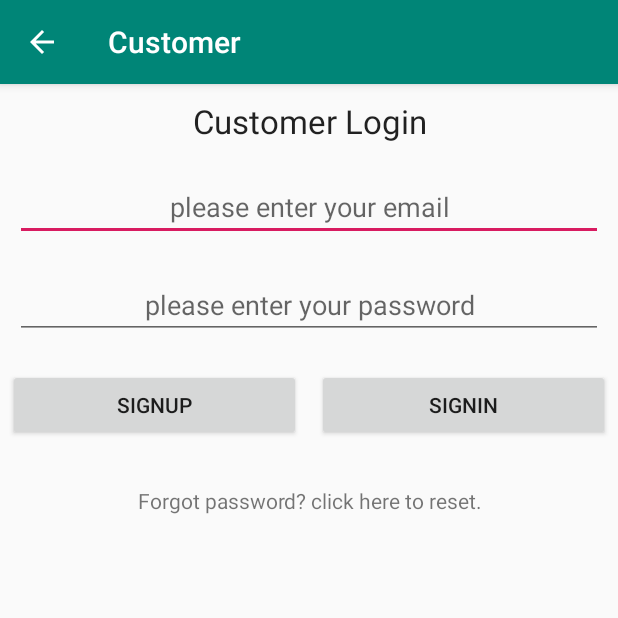
After one commit to nyabara/Towing, an Android app: the CustomerLoginActivity screen opened directly, with no data from a screen before it, on a phone screen of 412 x 824 dp, the top half of it. The commit adds this screen. Run offline under Robolectric (Android 15) with nearby library versions, the phone set to English and light mode, and no system bars; our stand-ins replace Firebase (no records; nobody signed in at launch, a user with empty details on screens opened directly).

Commit message:
firebase Authentication

```diff
--- a/app/src/main/AndroidManifest.xml
+++ b/app/src/main/AndroidManifest.xml
@@ -9,6 +9,10 @@
         android:roundIcon="@mipmap/ic_launcher_round"
         android:supportsRtl="true"
         android:theme="@style/AppTheme">
+        <activity android:name=".CustomerLoginActivity"
+            android:parentActivityName=".MainActivity">
+
+        </activity>
         <activity android:name=".MainActivity">
             <intent-filter>
                 <action android:name="android.intent.action.MAIN" />
--- /dev/null
+++ b/app/src/main/java/com/example/towing/CustomerLoginActivity.java
@@ -0,0 +1,161 @@
+package com.example.towing;
+
+import androidx.annotation.NonNull;
+import androidx.appcompat.app.AppCompatActivity;
+
+import android.app.ProgressDialog;
+import android.content.Intent;
+import android.os.Bundle;
+import android.text.TextUtils;
+import android.view.View;
+import android.widget.Button;
+import android.widget.EditText;
+import android.widget.TextView;
+import android.widget.Toast;
+
+import com.google.android.gms.tasks.OnCompleteListener;
+import com.google.android.gms.tasks.Task;
+import com.google.firebase.auth.AuthResult;
+import com.google.firebase.auth.FirebaseAuth;
+import com.google.firebase.database.DatabaseReference;
+import com.google.firebase.database.FirebaseDatabase;
+
+public class CustomerLoginActivity extends AppCompatActivity implements View.OnClickListener {
+    Button btnSignup,btnSignin;
+    EditText txtemail,txtpass;
+    TextView txtResetPass;
+    ProgressDialog progressDialog;
+    FirebaseAuth firebaseAuth;
+
+    @Override
+    protected void onCreate(Bundle savedInstanceState) {
+        super.onCreate(savedInstanceState);
+        setContentView(R.layout.activity_customer_login);
+        btnSignup=findViewById(R.id.btnSignup);
+        btnSignin=findViewById(R.id.btnSignin);
+        txtemail=findViewById(R.id.txtemail);
+        txtpass=findViewById(R.id.txtpass);
+        txtResetPass=findViewById(R.id.txtResetPass);
+        getSupportActionBar().setDisplayHomeAsUpEnabled(true);
+        setTitle("Customer");
+        firebaseAuth=FirebaseAuth.getInstance();
+
+        progressDialog=new ProgressDialog(this);
+        btnSignin.setOnClickListener(this);
+        btnSignup.setOnClickListener(this);
+        txtResetPass.setOnClickListener(this);
+    }
+
+    @Override
+    public void onClick(View v) {
+        if (v==btnSignin)
+        {
+            SignIn();
+        }
+        if(v==btnSignup)
+        {
+            SignUp();
+        }
+        if (v==txtResetPass)
+        {
+            ResetPassword();
+        }
+    }
+    //signing in a customer to firebase
+    private void SignIn() {
+        String email=txtemail.getText().toString().trim();
+        String password=txtpass.getText().toString().trim();
+        if (TextUtils.isEmpty(email)&&TextUtils.isEmpty(password))
+        {
+            Toast.makeText(this, "please make sure you have filled in both email and password",
+                    Toast.LENGTH_SHORT).show();
+            return;
+        }
+        progressDialog.setMessage("signing you in please wait....");
+        progressDialog.show();
+        firebaseAuth.createUserWithEmailAndPassword(email,password).addOnCompleteListener
+                (new OnCompleteListener<AuthResult>() {
+            @Override
+            public void onComplete(@NonNull Task<AuthResult> task) {
+                if (task.isSuccessful())
+                {
+                    firebaseAuth.getCurrentUser().sendEmailVerification().addOnCompleteListener
+                            (new OnCompleteListener<Void>() {
+                        @Override
+                        public void onComplete(@NonNull Task<Void> task) {
+                            if (task.isSuccessful())
+                            {
+                                String user_id=firebaseAuth.getCurrentUser().getUid();
+                                DatabaseReference databaseReference= FirebaseDatabase.getInstance().getReference()
+                                        .child("users").child("customers").child(user_id);
+                                databaseReference.setValue(true);
+                                Toast.makeText(CustomerLoginActivity.this
+                                        , "registered successfully, check your email for verification",
+                                        Toast.LENGTH_SHORT).show();
+
+
+                            }
+                            else
+                            {
+                                Toast.makeText(CustomerLoginActivity.this, ""+task.getException().getMessage()
+                                        , Toast.LENGTH_SHORT).show();
+                            }
+
+                        }
+                    });
+                }
+                else
+                {
+                    Toast.makeText(CustomerLoginActivity.this, ""+task.getException().getMessage(), Toast.LENGTH_SHORT).show();
+                }
+                progressDialog.dismiss();
+            }
+        });
+
+    }
+    //LOGIN  A CUSTOMER
+    private void SignUp() {
+        String email=txtemail.getText().toString().trim();
+        String password=txtpass.getText().toString().trim();
+        if (TextUtils.isEmpty(email)&&TextUtils.isEmpty(password))
+        {
+            Toast.makeText(this, "please make sure you have filled in both email and password",
+                    Toast.LENGTH_SHORT).show();
+            return;
+        }
+        progressDialog.setMessage("signing you in please wait....");
+        progressDialog.show();
+        firebaseAuth.signInWithEmailAndPassword(email,password).addOnCompleteListener(new OnCompleteListener<AuthResult>() {
+            @Override
+            public void onComplete(@NonNull Task<AuthResult> task) {
+                if (task.isSuccessful())
+                {
+                    if (firebaseAuth.getCurrentUser().isEmailVerified())
+                    {
+                        String user_id=firebaseAuth.getCurrentUser().getUid();
+                        DatabaseReference databaseReference= FirebaseDatabase.getInstance().getReference()
+                                .child("users").child("customers").child(user_id);
+                        databaseReference.setValue(true);
+                        Toast.makeText(CustomerLoginActivity.this
+                                , "successfully logged in",Toast.LENGTH_SHORT).show();
+                    }
+                    else
+                    {
+                        Toast.makeText(CustomerLoginActivity.this, ""+task.getException().getMessage(), Toast.LENGTH_SHORT).show();
+                    }
+                }
+                else
+                {
+                    Toast.makeText(CustomerLoginActivity.this, ""+task.getException().getMessage(), Toast.LENGTH_SHORT).show();
+                }
+                progressDialog.dismiss();
+
+            }
+        });
+
+    }
+
+    private void ResetPassword() {
+
+    }
+}
--- /dev/null
+++ b/app/src/main/res/layout/activity_customer_login.xml
@@ -0,0 +1,87 @@
+<?xml version="1.0" encoding="utf-8"?>
+<LinearLayout xmlns:android="http://schemas.android.com/apk/res/android"
+    xmlns:app="http://schemas.android.com/apk/res-auto"
+    xmlns:tools="http://schemas.android.com/tools"
+    android:layout_width="match_parent"
+    android:layout_height="match_parent"
+    android:orientation="vertical"
+    tools:context=".CustomerLoginActivity">
+
+
+    <TextView
+        android:id="@+id/textView2"
+        android:layout_width="match_parent"
+        android:layout_height="wrap_content"
+        android:layout_gravity="center_horizontal"
+        android:layout_marginLeft="10dp"
+        android:layout_marginTop="10dp"
+        android:layout_marginRight="10dp"
+        android:capitalize="characters"
+        android:gravity="center_horizontal"
+        android:text="Customer Login"
+        android:textAppearance="@style/TextAppearance.AppCompat.Large" />
+
+    <EditText
+        android:id="@+id/txtemail"
+        android:layout_width="match_parent"
+        android:layout_height="wrap_content"
+        android:layout_gravity="center_horizontal"
+        android:layout_marginLeft="10dp"
+        android:layout_marginTop="20dp"
+        android:layout_marginRight="10dp"
+        android:ems="10"
+        android:gravity="center_horizontal"
+        android:hint="please enter your email"
+        android:inputType="textEmailAddress" />
+
+    <EditText
+        android:id="@+id/txtpass"
+        android:layout_width="match_parent"
+        android:layout_height="wrap_content"
+        android:layout_gravity="center_horizontal"
+        android:layout_marginLeft="10dp"
+        android:layout_marginTop="20dp"
+        android:layout_marginRight="10dp"
+        android:ems="10"
+        android:gravity="center_horizontal"
+        android:hint="please enter your password"
+        android:inputType="textPassword" />
+
+    <LinearLayout
+        android:layout_width="match_parent"
+        android:layout_height="wrap_content"
+        android:layout_marginTop="20dp"
+        android:orientation="horizontal">
+
+        <Button
+            android:id="@+id/btnSignup"
+            android:layout_width="wrap_content"
+            android:layout_height="wrap_content"
+            android:layout_gravity="center_horizontal"
+            android:layout_marginLeft="5dp"
+            android:layout_marginTop="10dp"
+            android:layout_marginRight="5dp"
+            android:layout_weight="1"
+            android:text="signup" />
+
+        <Button
+            android:id="@+id/btnSignin"
+            android:layout_width="wrap_content"
+            android:layout_height="wrap_content"
+            android:layout_gravity="center_horizontal"
+            android:layout_marginLeft="5dp"
+            android:layout_marginTop="10dp"
+            android:layout_marginRight="5dp"
+            android:layout_weight="1"
+            android:text="signin" />
+    </LinearLayout>
+
+    <TextView
+        android:id="@+id/txtResetPass"
+        android:layout_width="match_parent"
+        android:layout_height="wrap_content"
+        android:layout_marginTop="20dp"
+        android:clickable="true"
+        android:gravity="center_horizontal"
+        android:text="Forgot password? click here to reset." />
+</LinearLayout>
--- a/build.gradle
+++ b/build.gradle
@@ -8,6 +8,7 @@ buildscript {
     }
     dependencies {
         classpath 'com.android.tools.build:gradle:3.5.3'
+        classpath 'com.google.gms:google-services:4.3.3'
 
         // NOTE: Do not place your application dependencies here; they belong
         // in the individual module build.gradle files
```
Also changed, not shown: app/build.gradle (+7 -0 lines), app/src/main/java/com/example/towing/MainActivity.java (+24 -0 lines), app/src/main/res/layout/activity_main.xml (+20 -9 lines), 1 other file.
